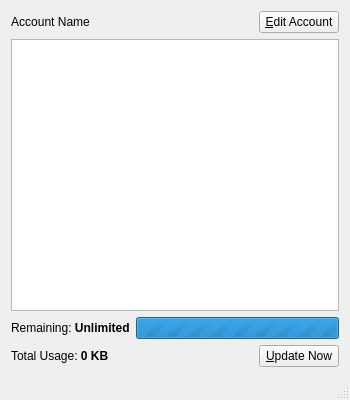
The window that mainwindow.ui (nsmgr8/BLUsage-qt4) describes before a commit, drawn with Qt 5.
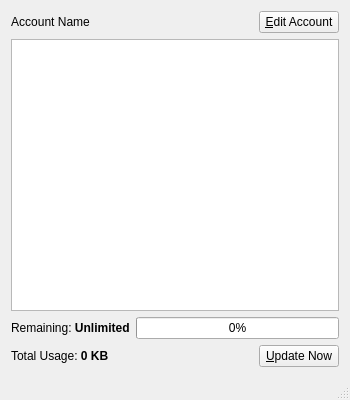
The same window after the commit.

Diff of the .ui file:
```diff
--- a/mainwindow.ui
+++ b/mainwindow.ui
@@ -82,10 +82,10 @@
          <bool>true</bool>
         </property>
         <property name="maximum">
-         <number>0</number>
+         <number>100</number>
         </property>
         <property name="value">
-         <number>-1</number>
+         <number>0</number>
         </property>
        </widget>
       </item>
```
